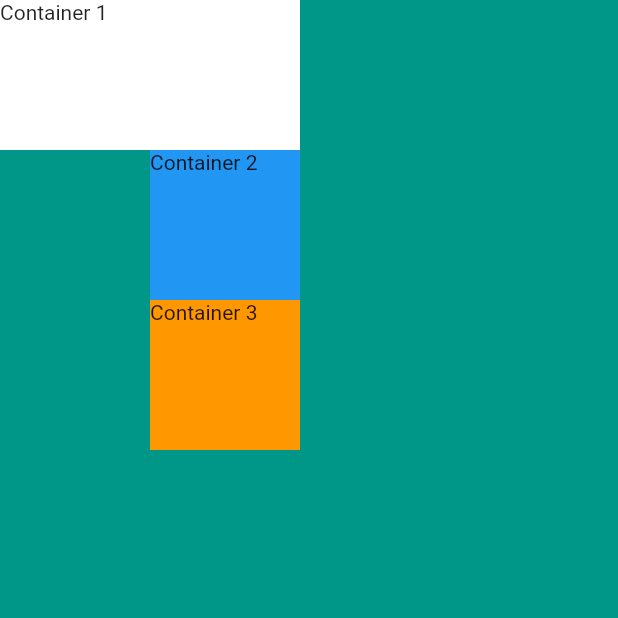
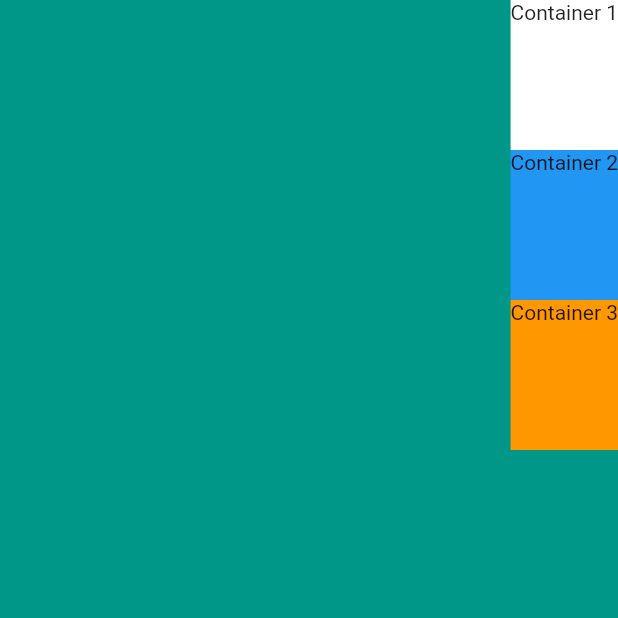
Before and after one commit to harkesneha94/flutter_widget_study, a Flutter app: the screen it shows after launch, on a phone screen of 412 x 824 dp, the top half of it. Run offline on Flutter 3.47's test engine with Material 2 defaults, Android fonts, the phone set to English and light mode, and no system bars.

Commit message:
Change crossAxisAlignments with an invisible container

```diff
--- a/lib/main.dart
+++ b/lib/main.dart
@@ -15,25 +15,26 @@ class MyApp extends StatelessWidget {
         backgroundColor: Colors.teal,
         body: SafeArea(
           child: Column(
+            // try to align at right
             crossAxisAlignment: CrossAxisAlignment.end,
             children: <Widget>[
               Container(
                 height: 100,
-                width: 200,
                 color : Colors.white,
                 child: Text('Container 1'),
               ),
               Container(
                 height: 100,
-                width: 100,
                 color : Colors.blue,
                 child: Text('Container 2'),
               ),
               Container(
                 height: 100,
-                width: 100,
                 color : Colors.orange,
                 child: Text('Container 3'),
+              ),
+              Container(
+                width: double.infinity,
               )
           ],
           ),
```
